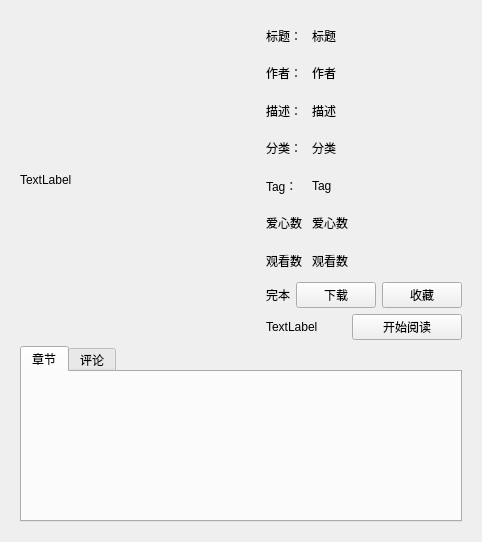
Above: ui/bookinfo.ui from tonquer/picacg-qt before the change. Below: the same form after it.
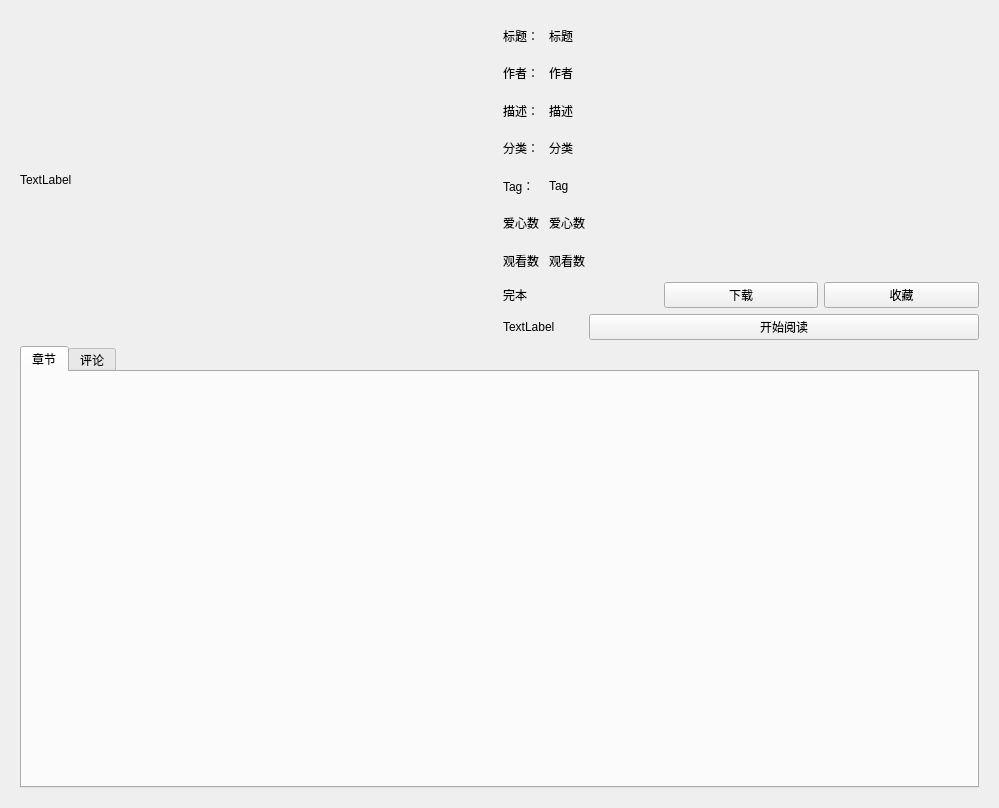
That is the form after the change.

What changed in the file:
```diff
--- a/ui/bookinfo.ui
+++ b/ui/bookinfo.ui
@@ -6,8 +6,8 @@
    <rect>
     <x>0</x>
     <y>0</y>
-    <width>480</width>
-    <height>542</height>
+    <width>999</width>
+    <height>808</height>
    </rect>
   </property>
   <property name="windowTitle">
```
